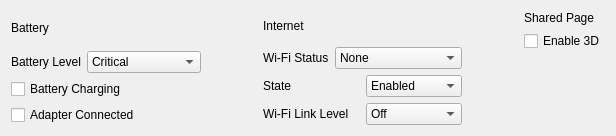
Qt form src/citra_qt/control_panel.ui (grimtnt/citra) before a commit.
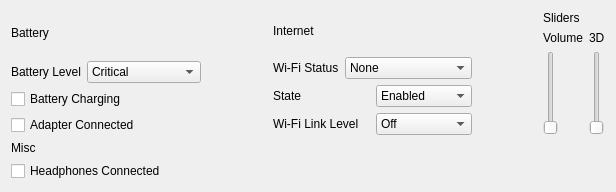
The same form after that commit.

Commit message: Move some things to control panel & Minor changes

The edit to the form file:
```diff
--- a/src/citra_qt/control_panel.ui
+++ b/src/citra_qt/control_panel.ui
@@ -7,7 +7,7 @@
     <x>0</x>
     <y>0</y>
     <width>616</width>
-    <height>136</height>
+    <height>192</height>
    </rect>
   </property>
   <property name="windowTitle">
@@ -83,41 +83,6 @@
      </item>
     </layout>
    </item>
-   <item row="0" column="4">
-    <layout class="QVBoxLayout" name="verticalLayout_4">
-     <item>
-      <widget class="QLabel" name="label_3">
-       <property name="text">
-        <string>Shared Page</string>
-       </property>
-      </widget>
-     </item>
-     <item>
-      <layout class="QVBoxLayout" name="verticalLayout_5">
-       <item>
-        <widget class="QCheckBox" name="shared_page_enable_3d">
-         <property name="text">
-          <string>Enable 3D</string>
-         </property>
-        </widget>
-       </item>
-       <item>
-        <spacer name="verticalSpacer">
-         <property name="orientation">
-          <enum>Qt::Vertical</enum>
-         </property>
-         <property name="sizeHint" stdset="0">
-          <size>
-           <width>20</width>
-           <height>40</height>
-          </size>
-         </property>
-        </spacer>
-       </item>
-      </layout>
-     </item>
-    </layout>
-   </item>
    <item row="0" column="2">
     <layout class="QVBoxLayout" name="verticalLayout_3">
      <item>
@@ -255,6 +220,85 @@
      </property>
     </spacer>
    </item>
+   <item row="0" column="4">
+    <layout class="QVBoxLayout" name="verticalLayout_6">
+     <item>
+      <widget class="QLabel" name="label_sliders">
+       <property name="text">
+        <string>Sliders</string>
+       </property>
+      </widget>
+     </item>
+     <item>
+      <layout class="QHBoxLayout" name="horizontalLayout_6">
+       <item>
+        <layout class="QVBoxLayout" name="verticalLayout_9">
+         <item>
+          <widget class="QLabel" name="label_volume">
+           <property name="text">
+            <string>Volume</string>
+           </property>
+          </widget>
+         </item>
+         <item>
+          <widget class="QSlider" name="volume_slider">
+           <property name="maximum">
+            <number>100</number>
+           </property>
+           <property name="orientation">
+            <enum>Qt::Vertical</enum>
+           </property>
+          </widget>
+         </item>
+        </layout>
+       </item>
+       <item>
+        <layout class="QVBoxLayout" name="verticalLayout_10">
+         <item>
+          <widget class="QLabel" name="label_3d">
+           <property name="text">
+            <string>3D</string>
+           </property>
+          </widget>
+         </item>
+         <item>
+          <widget class="QSlider" name="slider_3d">
+           <property name="maximum">
+            <number>100</number>
+           </property>
+           <property name="orientation">
+            <enum>Qt::Vertical</enum>
+           </property>
+          </widget>
+         </item>
+        </layout>
+       </item>
+      </layout>
+     </item>
+    </layout>
+   </item>
+   <item row="1" column="0">
+    <layout class="QVBoxLayout" name="verticalLayout_4">
+     <item>
+      <widget class="QLabel" name="label_misc">
+       <property name="text">
+        <string>Misc</string>
+       </property>
+      </widget>
+     </item>
+     <item>
+      <layout class="QVBoxLayout" name="verticalLayout_5">
+       <item>
+        <widget class="QCheckBox" name="checkbox_headphones_connected">
+         <property name="text">
+          <string>Headphones Connected</string>
+         </property>
+        </widget>
+       </item>
+      </layout>
+     </item>
+    </layout>
+   </item>
   </layout>
  </widget>
  <resources/>
```
The commit also changes 18 other files.
